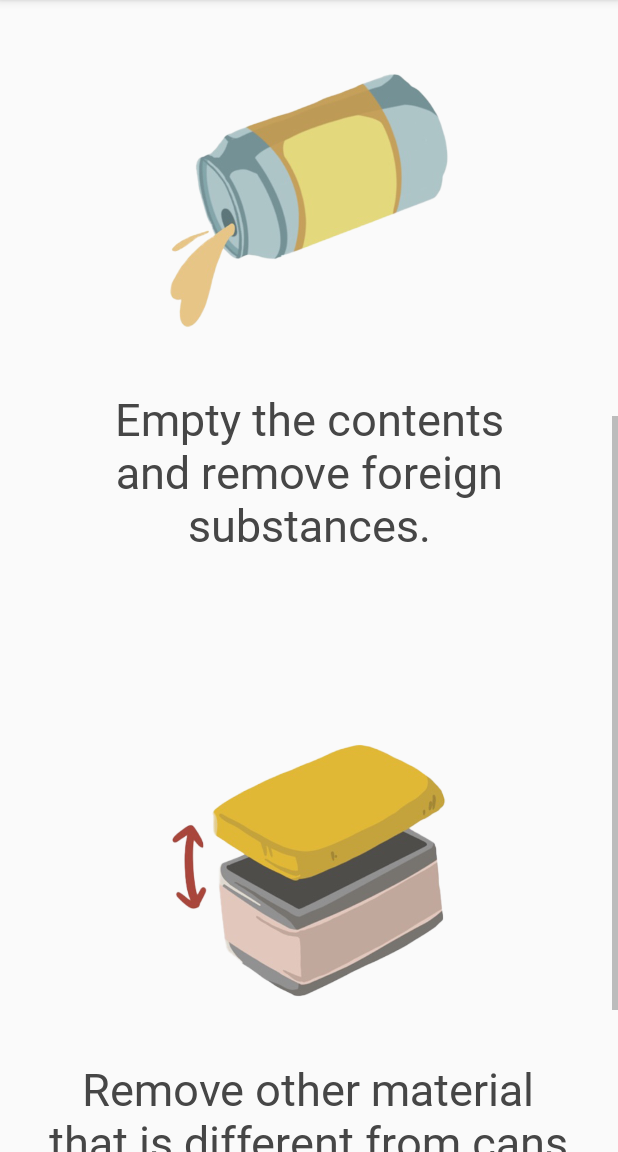
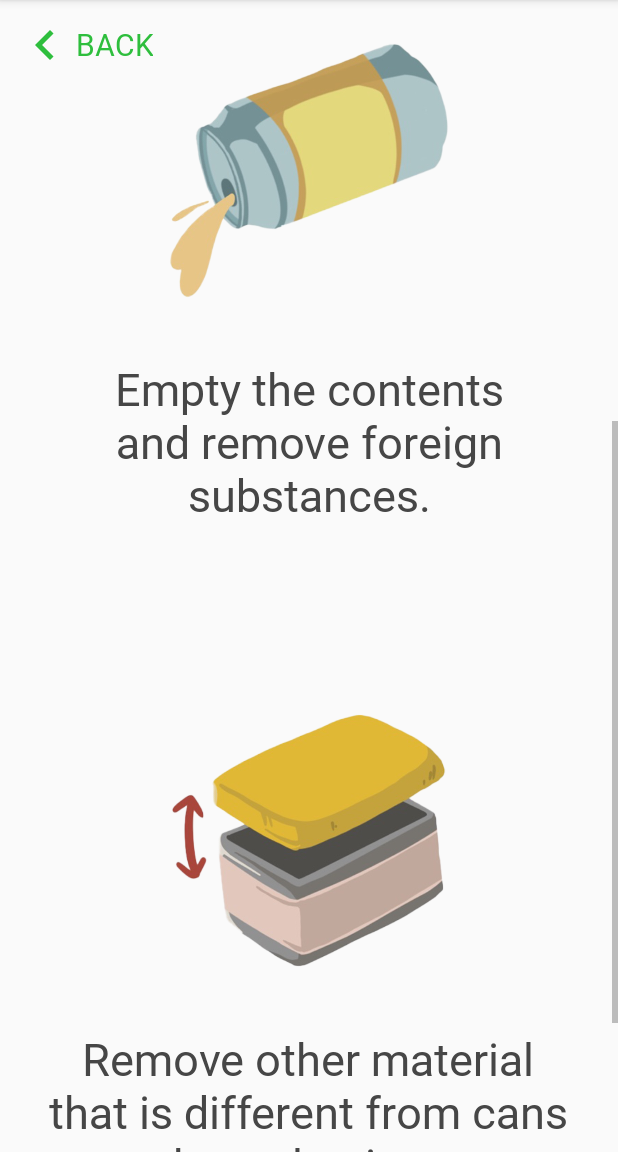
Before and after one commit to DSC-Duksung/2021-Re-creation-Android, an Android app: the CanPost screen opened directly, with no data from a screen before it, scrolled down 537 dp, on a phone screen of 412 x 824 dp, the part 84-1236 px from its top. Run offline under Robolectric (Android 15) with nearby library versions, the phone set to English and light mode, and no system bars.

Commit message:
sy: post에 back 버튼 생성

```diff
--- a/app/src/main/java/com/example/recreation/CanPost.kt
+++ b/app/src/main/java/com/example/recreation/CanPost.kt
@@ -2,11 +2,16 @@ package com.example.recreation
 
 import android.os.Bundle
 import androidx.appcompat.app.AppCompatActivity
+import kotlinx.android.synthetic.main.post_can.*
 
 class CanPost : AppCompatActivity() {
 
     override fun onCreate(savedInstanceState: Bundle?) {
         super.onCreate(savedInstanceState)
         setContentView(R.layout.post_can)
+
+        btn_back.setOnClickListener {
+            finish()
+        }
     }
 }
--- a/app/src/main/java/com/example/recreation/GlassPost.kt
+++ b/app/src/main/java/com/example/recreation/GlassPost.kt
@@ -2,11 +2,16 @@ package com.example.recreation
 
 import android.os.Bundle
 import androidx.appcompat.app.AppCompatActivity
+import kotlinx.android.synthetic.main.post_glass.*
 
 class GlassPost : AppCompatActivity() {
 
     override fun onCreate(savedInstanceState: Bundle?) {
         super.onCreate(savedInstanceState)
         setContentView(R.layout.post_glass)
+
+        btn_back.setOnClickListener {
+            finish()
+        }
     }
 }
--- a/app/src/main/java/com/example/recreation/PaperPost.kt
+++ b/app/src/main/java/com/example/recreation/PaperPost.kt
@@ -2,11 +2,16 @@ package com.example.recreation
 
 import android.os.Bundle
 import androidx.appcompat.app.AppCompatActivity
+import kotlinx.android.synthetic.main.post_paper.*
 
 class PaperPost : AppCompatActivity() {
 
     override fun onCreate(savedInstanceState: Bundle?) {
         super.onCreate(savedInstanceState)
         setContentView(R.layout.post_paper)
+
+        btn_back.setOnClickListener {
+            finish()
+        }
     }
 }
--- a/app/src/main/java/com/example/recreation/PlasticPost.kt
+++ b/app/src/main/java/com/example/recreation/PlasticPost.kt
@@ -2,11 +2,16 @@ package com.example.recreation
 
 import android.os.Bundle
 import androidx.appcompat.app.AppCompatActivity
+import kotlinx.android.synthetic.main.post_plastic.*
 
 class PlasticPost : AppCompatActivity() {
 
     override fun onCreate(savedInstanceState: Bundle?) {
         super.onCreate(savedInstanceState)
         setContentView(R.layout.post_plastic)
+
+        btn_back.setOnClickListener {
+            finish()
+        }
     }
 }
--- a/app/src/main/java/com/example/recreation/StyrofoamPost.kt
+++ b/app/src/main/java/com/example/recreation/StyrofoamPost.kt
@@ -2,11 +2,16 @@ package com.example.recreation
 
 import android.os.Bundle
 import androidx.appcompat.app.AppCompatActivity
+import kotlinx.android.synthetic.main.post_styrofoam.*
 
 class StyrofoamPost : AppCompatActivity() {
 
     override fun onCreate(savedInstanceState: Bundle?) {
         super.onCreate(savedInstanceState)
         setContentView(R.layout.post_styrofoam)
+
+        btn_back.setOnClickListener {
+            finish()
+        }
     }
 }
--- a/app/src/main/java/com/example/recreation/VinylPost.kt
+++ b/app/src/main/java/com/example/recreation/VinylPost.kt
@@ -2,11 +2,16 @@ package com.example.recreation
 
 import android.os.Bundle
 import androidx.appcompat.app.AppCompatActivity
+import kotlinx.android.synthetic.main.post_vinyl.*
 
 class VinylPost : AppCompatActivity() {
 
     override fun onCreate(savedInstanceState: Bundle?) {
         super.onCreate(savedInstanceState)
         setContentView(R.layout.post_vinyl)
+
+        btn_back.setOnClickListener {
+            finish()
+        }
     }
 }
--- a/app/src/main/res/layout/post_can.xml
+++ b/app/src/main/res/layout/post_can.xml
@@ -5,6 +5,18 @@
     xmlns:tools="http://schemas.android.com/tools"
     android:layout_width="match_parent"
     android:layout_height="match_parent">
+
+    <Button
+        android:id="@+id/btn_back"
+        android:layout_width="wrap_content"
+        android:layout_height="wrap_content"
+        android:background="#00ffffff"
+        android:text="BACK"
+        android:textSize="20dp"
+        android:textColor="@color/main_green"
+        android:drawableLeft="@drawable/ic_baseline_chevron_left_24"
+        android:padding="10dp"
+        tools:ignore="MissingConstraints" />
 
     <ScrollView
         android:layout_width="match_parent"
@@ -25,7 +37,7 @@
                 android:layout_width="300dp"
                 android:layout_height="300dp"
                 android:layout_gravity="center_horizontal"
-                android:layout_marginTop="100dp"
+                android:layout_marginTop="80dp"
                 android:src="@drawable/can1" />
 
             <TextView
```
Also changed, not shown: app/src/main/res/layout/post_glass.xml (+13 -1 lines), app/src/main/res/layout/post_paper.xml (+13 -1 lines), app/src/main/res/layout/post_plastic.xml (+13 -1 lines), app/src/main/res/layout/post_styrofoam.xml (+13 -1 lines), app/src/main/res/layout/post_vinyl.xml (+13 -1 lines).
